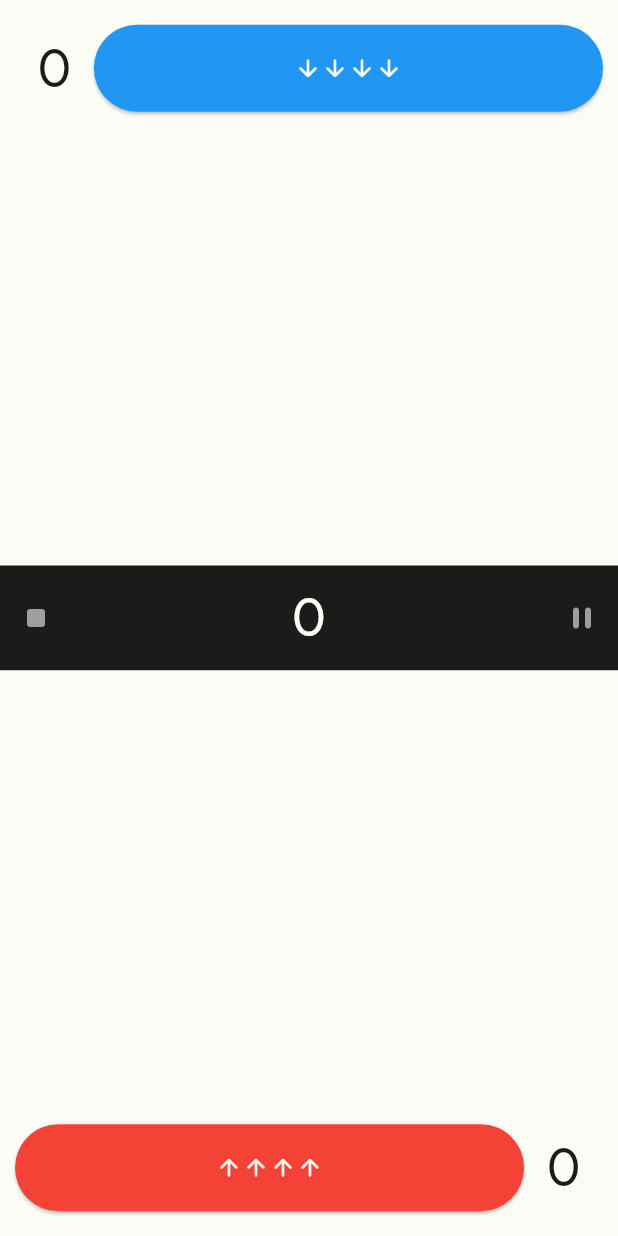
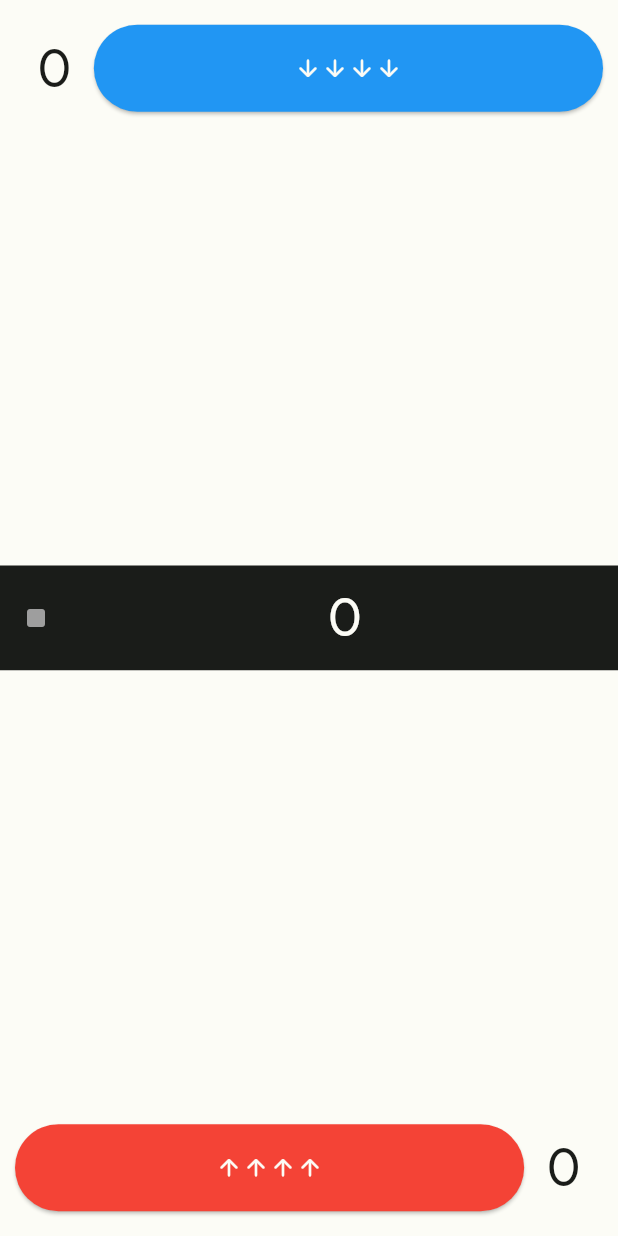
Before and after one commit to david201606/project_coati, a Flutter app: the screen it shows after launch, after a tap on "Luchitas", on a phone screen of 412 x 824 dp. Run offline on Flutter 3.47's test engine with Material 2 defaults, Android fonts, the phone set to English and light mode, and no system bars; our stand-ins replace cloud_firestore, firebase_auth, firebase_core, shared_preferences; accounts and stored records are empty.

Commit message:
Nuevo juego

```diff
--- a/lib/src/nav/prueba.dart
+++ b/lib/src/nav/prueba.dart
@@ -1,5 +1,4 @@
 import 'package:flutter/material.dart';
-import 'package:flutter/animation.dart';
 
 class prueba extends StatefulWidget {
   const prueba({Key? key}) : super(key: key);
--- a/lib/src/nav/struggle_page.dart
+++ b/lib/src/nav/struggle_page.dart
@@ -102,9 +102,10 @@ class _StrugglePageState extends State<StrugglePage> {
                           .copyWith(
                               color: Theme.of(context).colorScheme.background),
                     ),
-                    IconButton(
+                    Container(),
+                    /*IconButton(
                         onPressed: () {},
-                        icon: Icon(Icons.pause_rounded, color: Colors.grey)),
+                        icon: Icon(Icons.pause_rounded, color: Colors.grey)),*/
                   ],
                 )),
                 height: 70,
--- a/lib/src/theme/my_theme.dart
+++ b/lib/src/theme/my_theme.dart
@@ -51,8 +51,9 @@ class MyTheme {
         iconTheme: IconThemeData(color: colorScheme.onBackground),
       ),
       listTileTheme: ListTileThemeData(
-        iconColor: colorScheme.primary,
-      ),
+          iconColor: colorScheme.primary,
+          shape:
+              RoundedRectangleBorder(borderRadius: BorderRadius.circular(25))),
       textTheme: TextTheme(
         headline1: TextStyle(
           fontFamily: 'GoogleSansBold',
--- a/lib/src/utils/challenge.dart
+++ b/lib/src/utils/challenge.dart
@@ -5,6 +5,12 @@ class Challenge {
         '1 shot',
         '2 shots',
         'Shot a quien tu quieras',
+        'Shot y 10 vueltas',
+        '¿A quién te gustaría besar de este grupo?',
+        'Háblale sucio a otro jugador',
+        'Canta una canción a elección de los demas (a todo pulmón)',
+        'Toma cualquier alimento y comelo sensualmente',
+        '',
       ];
 
   String randomizedChallenge() {
```
Also changed, not shown: lib/src/nav/home_page.dart (+29 -0 lines).
